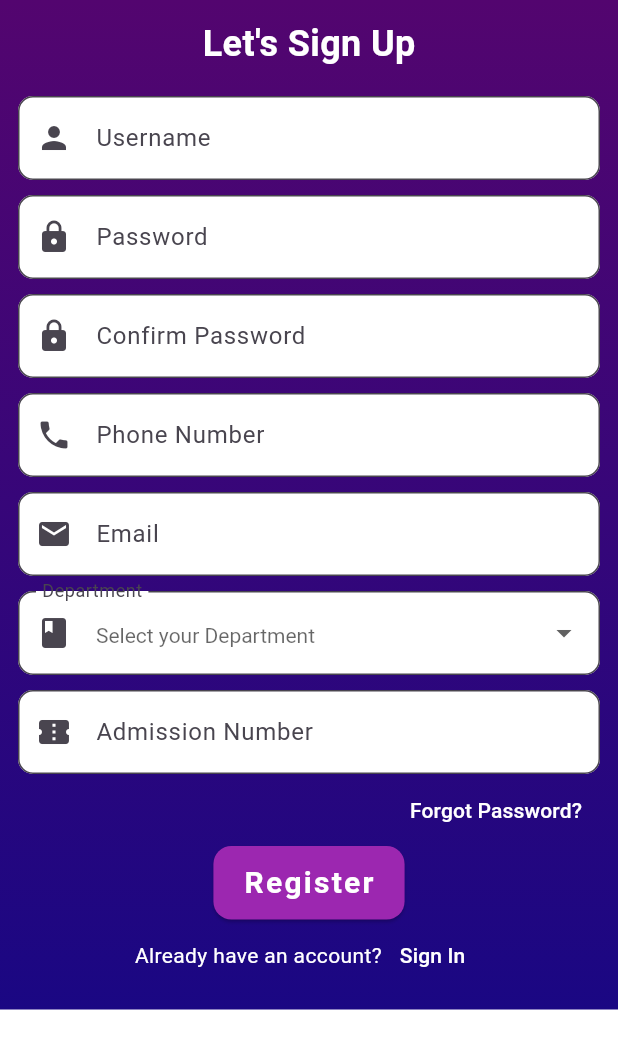
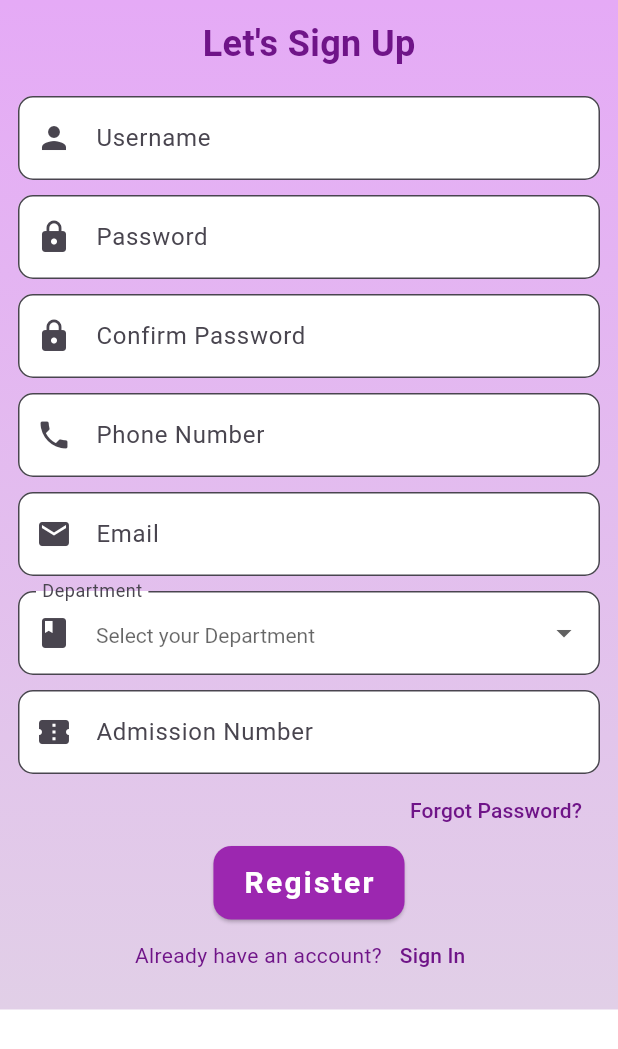
Before and after one commit to Hishammpsnhn/anti_ragging, a Flutter app: the screen it shows after launch, after a tap on "Sign Up", on a phone screen of 412 x 824 dp. Shown: the top 1049 px of the screen. Run offline on Flutter 3.47's test engine with Material 3 defaults, Android fonts, the phone set to English and light mode, and no system bars; our stand-ins replace cloud_firestore, cloud_functions, firebase_auth, firebase_core, firebase_messaging and 1 more; missing offline and left inert: dart:ffi; accounts and stored records are empty.

Commit message:
change auth theme

```diff
--- a/lib/screens/auth/login_page.dart
+++ b/lib/screens/auth/login_page.dart
@@ -27,8 +27,9 @@ class _LoginPageState extends State<LoginPage> {
               begin: Alignment.topCenter,
               end: Alignment.bottomCenter,
               colors: [
-                Color.fromARGB(255, 83, 5, 111),
-                Color.fromARGB(255, 26, 7, 131),
+                Color(0xFFE5AAF6),
+                Color(0xFFE1CFE7),
+
               ],
             ),
           ),
@@ -45,7 +46,7 @@ class _LoginPageState extends State<LoginPage> {
                       style: TextStyle(
                         fontSize: 70,
                         fontWeight: FontWeight.w900,
-                        color: Colors.white,
+                        color: Color.fromARGB(255, 111, 20, 136),
                       ),
                     ),
                     const SizedBox(height: 20),
@@ -104,7 +105,7 @@ class _LoginPageState extends State<LoginPage> {
                           },
                           child: const Text(
                             'Forgot Password?',
-                            style: TextStyle(color: Colors.white),
+                            style: TextStyle(  color: Color.fromARGB(255, 111, 20, 136),),
                           ),
                         ),
                       ],
@@ -139,7 +140,7 @@ class _LoginPageState extends State<LoginPage> {
                   children: [
                     Text(
                       "Don't have an account?",
-                      style: TextStyle(color: Colors.white),
+                      style: TextStyle(  color: Color.fromARGB(255, 111, 20, 136),),
                     ),
                     TextButton(
                       onPressed: () {
@@ -151,7 +152,7 @@ class _LoginPageState extends State<LoginPage> {
                       },
                       child: Text(
                         'Sign Up',
-                        style: TextStyle(color: Colors.white),
+                        style: TextStyle(  color: Color.fromARGB(255, 111, 20, 136),),
                       ),
                     ),
                   ],
--- a/lib/screens/auth/register_page.dart
+++ b/lib/screens/auth/register_page.dart
@@ -31,8 +31,8 @@ class _RegisterPageState extends State<RegisterPage> {
                 begin: Alignment.topCenter,
                 end: Alignment.bottomCenter,
                 colors: [
-                  Color.fromARGB(255, 83, 5, 111),
-                  Color.fromARGB(255, 26, 7, 131),
+                  Color(0xFFE5AAF6),
+                  Color(0xFFE1CFE7),
                 ],
               ),
             ),
@@ -49,7 +49,7 @@ class _RegisterPageState extends State<RegisterPage> {
                         style: TextStyle(
                           fontSize: 24,
                           fontWeight: FontWeight.w600,
-                          color: Colors.white,
+                          color: Color.fromARGB(255, 111, 20, 136),
                         ),
                       ),
                       const SizedBox(height: 18),
@@ -199,7 +199,7 @@ class _RegisterPageState extends State<RegisterPage> {
                             },
                             child: const Text(
                               'Forgot Password?',
-                              style: TextStyle(color: Colors.white),
+                              style: TextStyle(  color: Color.fromARGB(255, 111, 20, 136),),
                             ),
                           ),
                         ],
@@ -238,7 +238,7 @@ class _RegisterPageState extends State<RegisterPage> {
                     children: [
                       const Text(
                         "Already have an account?",
-                        style: TextStyle(color: Colors.white),
+                        style: TextStyle(  color: Color.fromARGB(255, 111, 20, 136),),
                       ),
                       TextButton(
                         onPressed: () {
@@ -249,7 +249,7 @@ class _RegisterPageState extends State<RegisterPage> {
                         },
                         child: const Text(
                           'Sign In',
-                          style: TextStyle(color: Colors.white),
+                          style: TextStyle(  color: Color.fromARGB(255, 111, 20, 136),),
                         ),
                       ),
                     ],
--- a/lib/screens/widgets/anit_ragging_boxes.dart
+++ b/lib/screens/widgets/anit_ragging_boxes.dart
@@ -38,7 +38,7 @@ class AntiRaggingBoxes extends StatelessWidget {
                   if (isAdmin != null && isAdmin!)
                     (_buildRaggingBox(
                         "Click here  to check ragging case report",
-                        'assets/antiRagging.png', () {
+                        'assets/antiRagging1.png', () {
                       Navigator.push(
                         context,
                         MaterialPageRoute(
@@ -47,7 +47,7 @@ class AntiRaggingBoxes extends StatelessWidget {
                       );
                     }, context)),
                   _buildRaggingBox("Click here to lodge a complaint",
-                      'assets/antiRagging.png', () {
+                      'assets/complaint-6161776_640.png', () {
                         Navigator.push(
                           context,
                           MaterialPageRoute(
@@ -56,7 +56,7 @@ class AntiRaggingBoxes extends StatelessWidget {
                         );
                       }, context),
                   _buildRaggingBox("Mentoring",
-                      'assets/antiRagging.png', () {
+                      'assets/download.png', () {
                         Navigator.push(
                           context,
                           MaterialPageRoute(
@@ -65,7 +65,7 @@ class AntiRaggingBoxes extends StatelessWidget {
                         );
                       }, context),
                   _buildRaggingBox("Download Anti-Ragging undertaking",
-                      'assets/antiRagging.png', () {
+                      'assets/123-1234019_rules-to-follow-hd-png-download.png', () {
                         Navigator.push(
                           context,
                           MaterialPageRoute(
--- a/pubspec.yaml
+++ b/pubspec.yaml
@@ -53,7 +53,11 @@ dev_dependencies:
 # The following section is specific to Flutter packages.
 flutter:
   assets:
-    - assets/antiRagging.png
+    - assets/antiRagging1.png
+    - assets/complaint-6161776_640.png
+    - assets/download.png
+    - assets/123-1234019_rules-to-follow-hd-png-download.png
+
   # The following line ensures that the Material Icons font is
   # included with your application, so that you can use the icons in
   # the material Icons class.
```
Also changed, not shown: assets/123-1234019_rules-to-follow-hd-png-download.png (added), assets/antiRagging.png (deleted), assets/antiRagging1.jpg (added), assets/antiRagging1.png (added), assets/complaint-6161776_640.png (added), assets/download.png (added), 1 other file.
